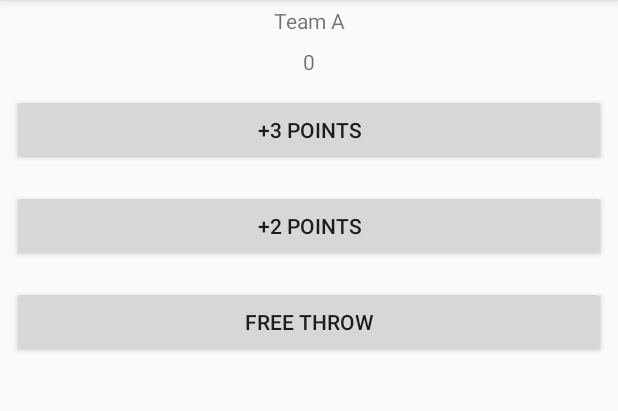
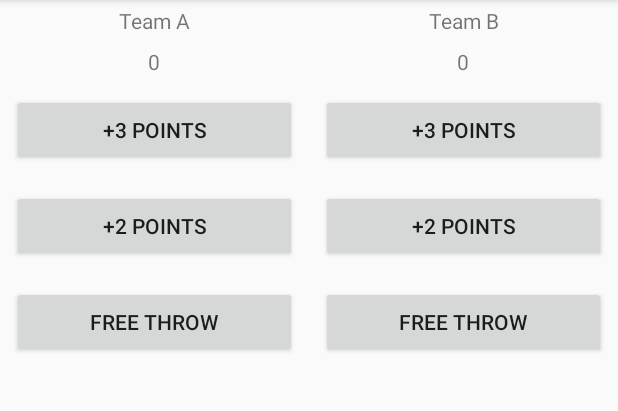
Before and after one commit to Harrison-Wall/Udacity, an Android app: the screen it shows after launch (MainActivity), on a phone screen of 412 x 824 dp, the part 84-495 px from its top. Run offline under Robolectric (Android 15) with nearby library versions, the phone set to English and light mode, and no system bars.

Commit message:
Added team B

```diff
--- a/CourtCounter/app/src/main/java/com/example/android/courtcounter/MainActivity.java
+++ b/CourtCounter/app/src/main/java/com/example/android/courtcounter/MainActivity.java
@@ -2,12 +2,92 @@ package com.example.android.courtcounter;
 
 import android.support.v7.app.AppCompatActivity;
 import android.os.Bundle;
+import android.view.View;
+import android.widget.TextView;
 
-public class MainActivity extends AppCompatActivity {
+public class MainActivity extends AppCompatActivity
+{
+    int scoreTeamA = 0;
+    int scoreTeamB = 0;
 
     @Override
-    protected void onCreate(Bundle savedInstanceState) {
+    protected void onCreate(Bundle savedInstanceState)
+    {
         super.onCreate(savedInstanceState);
         setContentView(R.layout.activity_main);
+        displayForTeamA(scoreTeamA);
+        displayForTeamB(scoreTeamB);
+    }
+
+    /**
+     * Displays the given score for Team A.
+     */
+    public void displayForTeamA(int score)
+    {
+        TextView scoreView = (TextView) findViewById(R.id.team_a_score);
+        scoreView.setText(String.valueOf(score));
+    }
+
+    /**
+     * Increments Team A's score to 3
+     */
+    public void plus3TeamA(View view)
+    {
+       scoreTeamA += 3;
+       displayForTeamA(scoreTeamA);
+    }
+
+    /**
+     * Increments Team A's score to 2
+     */
+    public void plus2TeamA(View view)
+    {
+        scoreTeamA += 2;
+        displayForTeamA(scoreTeamA);
+    }
+
+    /**
+     * Increments Team A's score to 1
+     */
+    public void plus1TeamA(View view)
+    {
+        scoreTeamA ++;
+        displayForTeamA(scoreTeamA);
+    }
+
+    /**
+     * Displays the given score for Team B.
+     */
+    public void displayForTeamB(int score)
+    {
+        TextView scoreView = (TextView) findViewById(R.id.team_b_score);
+        scoreView.setText(String.valueOf(score));
+    }
+
+    /**
+     * Increments Team B's score to 3
+     */
+    public void plus3TeamB(View view)
+    {
+        scoreTeamB += 3;
+        displayForTeamB(scoreTeamB);
+    }
+
+    /**
+     * Increments Team B's score to 2
+     */
+    public void plus2TeamB(View view)
+    {
+        scoreTeamB += 2;
+        displayForTeamB(scoreTeamB);
+    }
+
+    /**
+     * Increments Team B's score to 1
+     */
+    public void plus1TeamB(View view)
+    {
+        scoreTeamB ++;
+        displayForTeamB(scoreTeamB);
     }
 }
--- a/CourtCounter/app/src/main/res/layout/activity_main.xml
+++ b/CourtCounter/app/src/main/res/layout/activity_main.xml
@@ -3,8 +3,14 @@
     xmlns:tools="http://schemas.android.com/tools"
     android:layout_width="match_parent"
     android:layout_height="match_parent"
-    android:orientation="vertical"
+    android:orientation="horizontal"
     tools:context=".MainActivity">
+
+    <LinearLayout
+        android:layout_weight="1"
+        android:layout_width="0dp"
+        android:layout_height="wrap_content"
+        android:orientation="vertical" >
 
         <TextView
             android:layout_width="match_parent"
@@ -14,6 +20,7 @@
             android:text="Team A" />
 
         <TextView
+            android:id="@+id/team_a_score"
             android:layout_width="match_parent"
             android:layout_height="wrap_content"
             android:gravity="center_horizontal"
@@ -24,19 +31,67 @@
             android:layout_width="match_parent"
             android:layout_height="wrap_content"
             android:layout_margin="8dp"
-        android:text="+3 Points" />
+            android:text="+3 Points"
+            android:onClick="plus3TeamA"/>
 
         <Button
             android:layout_width="match_parent"
             android:layout_height="wrap_content"
             android:layout_margin="8dp"
-        android:text="+2 Points" />
+            android:text="+2 Points"
+            android:onClick="plus2TeamA"/>
 
         <Button
             android:layout_width="match_parent"
             android:layout_height="wrap_content"
             android:layout_margin="8dp"
-        android:text="Free Throw" />
-
+            android:text="Free Throw"
+            android:onClick="plus1TeamA"/>
 
     </LinearLayout>
+
+    <LinearLayout
+        android:layout_weight="1"
+        android:layout_width="0dp"
+        android:layout_height="wrap_content"
+        android:orientation="vertical" >
+
+        <TextView
+            android:layout_width="match_parent"
+            android:layout_height="wrap_content"
+            android:gravity="center_horizontal"
+            android:padding="4dp"
+            android:text="Team B" />
+
+        <TextView
+            android:id="@+id/team_b_score"
+            android:layout_width="match_parent"
+            android:layout_height="wrap_content"
+            android:gravity="center_horizontal"
+            android:padding="4dp"
+            android:text="0" />
+
+        <Button
+            android:layout_width="match_parent"
+            android:layout_height="wrap_content"
+            android:layout_margin="8dp"
+            android:text="+3 Points"
+            android:onClick="plus3TeamB"/>
+
+        <Button
+            android:layout_width="match_parent"
+            android:layout_height="wrap_content"
+            android:layout_margin="8dp"
+            android:text="+2 Points"
+            android:onClick="plus2TeamB"/>
+
+        <Button
+            android:layout_width="match_parent"
+            android:layout_height="wrap_content"
+            android:layout_margin="8dp"
+            android:text="Free Throw"
+            android:onClick="plus1TeamB"/>
+
+    </LinearLayout>
+
+</LinearLayout>
```
Lines whose indentation alone changed are shown as unchanged.
